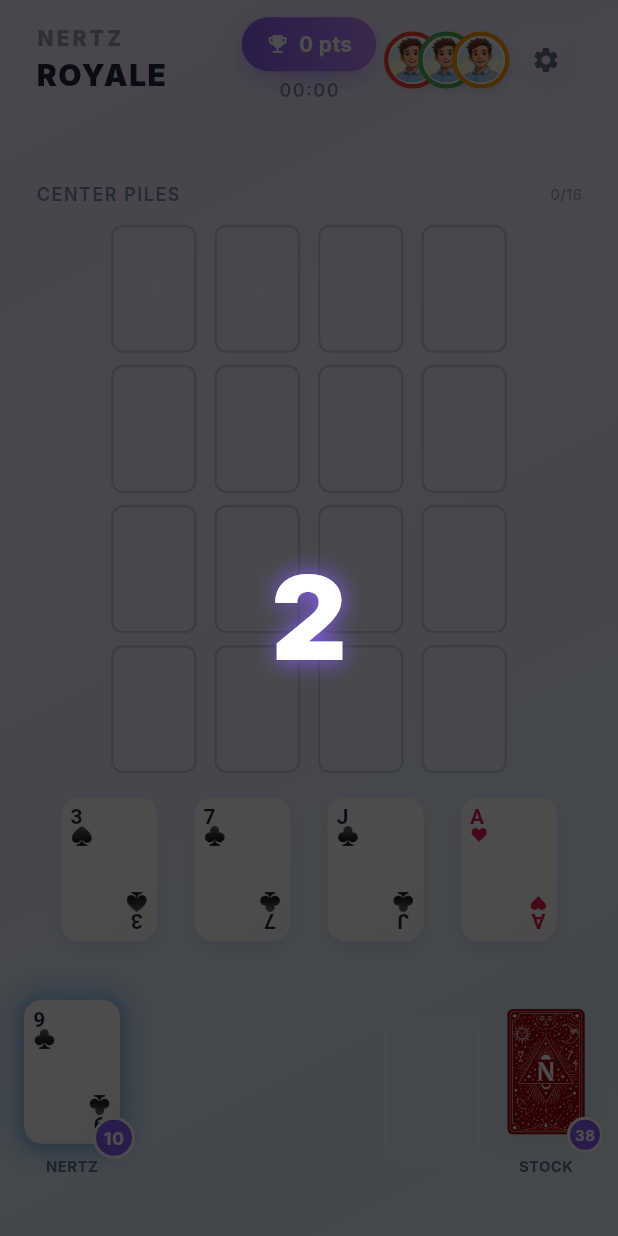
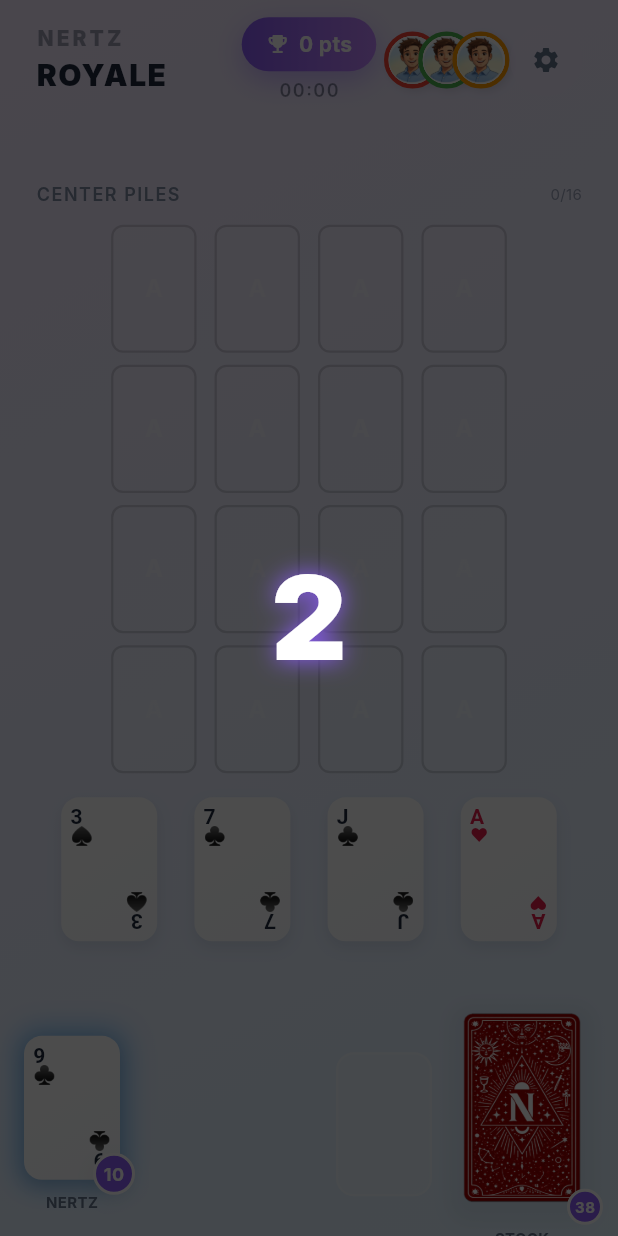
Before and after one commit to alexxtronic/nertzapp, a Flutter app: the screen it shows once a user with an empty profile is signed in, after a tap on "Play Offline", on a phone screen of 412 x 824 dp. Run offline on Flutter 3.47's test engine with Material 3 defaults, Android fonts, the phone set to English and light mode, and no system bars; our stand-ins replace audioplayers, confetti, flutter_image_compress, flutter_riverpod, image_picker, supabase_flutter; accounts and stored records are empty; network calls fail; Roboto replaces fonts that are missing (Inter, SF Pro Rounded).

Commit message:
Fix syntax error and increase stock pile size to 1.5x

```diff
--- a/lib/ui/widgets/game_board.dart
+++ b/lib/ui/widgets/game_board.dart
@@ -1039,8 +1039,8 @@ class _GameBoardState extends State<GameBoard> with TickerProviderStateMixin {
                           clipBehavior: Clip.none,
                           children: [
                             Container(
-                              width: GameTheme.cardWidth,
-                              height: GameTheme.cardHeight,
+                              width: GameTheme.cardWidth * 1.5,
+                              height: GameTheme.cardHeight * 1.5,
                               decoration: BoxDecoration(
                                 borderRadius: BorderRadius.circular(GameTheme.cardRadius),
                                 boxShadow: GameTheme.softShadow,
@@ -1049,8 +1049,8 @@ class _GameBoardState extends State<GameBoard> with TickerProviderStateMixin {
                                 borderRadius: BorderRadius.circular(GameTheme.cardRadius),
                                 child: Image.asset(
                                   'assets/card_back.png',
-                                  width: GameTheme.cardWidth,
-                                  height: GameTheme.cardHeight,
+                                  width: GameTheme.cardWidth * 1.5,
+                                  height: GameTheme.cardHeight * 1.5,
                                   fit: BoxFit.fill,
                                   errorBuilder: (context, error, stackTrace) {
                                     return Container(
```
